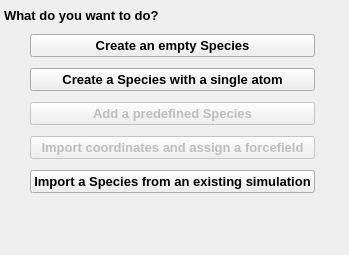
disorderedmaterials/dissolve, file src/gui/addspecieswizard.ui: the form before one commit.
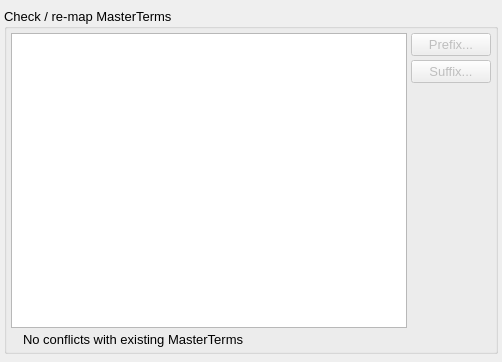
The form after the commit. Icons and pictures are not drawn. Custom widgets are drawn as their Qt base class.

Commit message: Improve/fix import of master terms via AddSpeciesWizard.

```diff
--- a/src/gui/addspecieswizard.ui
+++ b/src/gui/addspecieswizard.ui
@@ -6,8 +6,8 @@
    <rect>
     <x>0</x>
     <y>0</y>
-    <width>349</width>
-    <height>255</height>
+    <width>502</width>
+    <height>362</height>
    </rect>
   </property>
   <property name="font">
@@ -40,7 +40,7 @@
    <item>
     <widget class="QStackedWidget" name="MainStack">
      <property name="currentIndex">
-      <number>0</number>
+      <number>5</number>
      </property>
      <widget class="QWidget" name="StartPage">
       <layout class="QVBoxLayout" name="verticalLayout_2">
@@ -560,8 +560,132 @@
               </property>
              </widget>
             </item>
-            <item row="1" column="0">
-             <widget class="QLabel" name="label_3">
+           </layout>
+          </item>
+         </layout>
+        </widget>
+       </item>
+      </layout>
+     </widget>
+     <widget class="QWidget" name="MasterTermsPage">
+      <layout class="QVBoxLayout" name="verticalLayout_17">
+       <property name="spacing">
+        <number>4</number>
+       </property>
+       <property name="leftMargin">
+        <number>4</number>
+       </property>
+       <property name="topMargin">
+        <number>4</number>
+       </property>
+       <property name="rightMargin">
+        <number>4</number>
+       </property>
+       <property name="bottomMargin">
+        <number>4</number>
+       </property>
+       <item>
+        <widget class="QGroupBox" name="MasterTermsGroup">
+         <property name="title">
+          <string>Check / re-map MasterTerms</string>
+         </property>
+         <layout class="QVBoxLayout" name="verticalLayout_15">
+          <property name="spacing">
+           <number>4</number>
+          </property>
+          <property name="leftMargin">
+           <number>4</number>
+          </property>
+          <property name="topMargin">
+           <number>4</number>
+          </property>
+          <property name="rightMargin">
+           <number>4</number>
+          </property>
+          <property name="bottomMargin">
+           <number>4</number>
+          </property>
+          <item>
+           <layout class="QHBoxLayout" name="horizontalLayout_6">
+            <property name="spacing">
+             <number>4</number>
+            </property>
+            <item>
+             <widget class="QTreeWidget" name="MasterTermsTree">
+              <property name="selectionMode">
+               <enum>QAbstractItemView::ExtendedSelection</enum>
+              </property>
+              <property name="selectionBehavior">
+               <enum>QAbstractItemView::SelectRows</enum>
+              </property>
+              <property name="iconSize">
+               <size>
+                <width>20</width>
+                <height>20</height>
+               </size>
+              </property>
+              <attribute name="headerVisible">
+               <bool>false</bool>
+              </attribute>
+              <column>
+               <property name="text">
+                <string notr="true">1</string>
+               </property>
+              </column>
+             </widget>
+            </item>
+            <item>
+             <layout class="QVBoxLayout" name="verticalLayout_16">
+              <property name="spacing">
+               <number>4</number>
+              </property>
+              <item>
+               <widget class="QPushButton" name="MasterTermsPrefixButton">
+                <property name="enabled">
+                 <bool>false</bool>
+                </property>
+                <property name="toolTip">
+                 <string>Add a prefix to all selected AtomType names</string>
+                </property>
+                <property name="text">
+                 <string>Prefix...</string>
+                </property>
+               </widget>
+              </item>
+              <item>
+               <widget class="QPushButton" name="MasterTermsSuffixButton">
+                <property name="enabled">
+                 <bool>false</bool>
+                </property>
+                <property name="toolTip">
+                 <string>Add a suffix to all selected AtomType names</string>
+                </property>
+                <property name="text">
+                 <string>Suffix...</string>
+                </property>
+               </widget>
+              </item>
+              <item>
+               <spacer name="verticalSpacer_6">
+                <property name="orientation">
+                 <enum>Qt::Vertical</enum>
+                </property>
+                <property name="sizeHint" stdset="0">
+                 <size>
+                  <width>20</width>
+                  <height>40</height>
+                 </size>
+                </property>
+               </spacer>
+              </item>
+             </layout>
+            </item>
+           </layout>
+          </item>
+          <item>
+           <layout class="QHBoxLayout" name="horizontalLayout_8">
+            <item>
+             <widget class="CheckIndicator" name="MasterTermsIndicator">
               <property name="sizePolicy">
                <sizepolicy hsizetype="Fixed" vsizetype="Fixed">
                 <horstretch>0</horstretch>
@@ -585,10 +709,16 @@
               </property>
              </widget>
             </item>
-            <item row="1" column="1">
-             <widget class="QLabel" name="label_4">
+            <item>
+             <widget class="QLabel" name="MasterTermsIndicatorLabel">
+              <property name="sizePolicy">
+               <sizepolicy hsizetype="Expanding" vsizetype="Preferred">
+                <horstretch>0</horstretch>
+                <verstretch>0</verstretch>
+               </sizepolicy>
+              </property>
               <property name="text">
-               <string>AtomType already exists - rename or merge it</string>
+               <string>No conflicts with existing MasterTerms</string>
               </property>
              </widget>
             </item>
```
Left out of the diff: 24 changed lines with no effect on the pictures. The commit also changes 2 other files.
